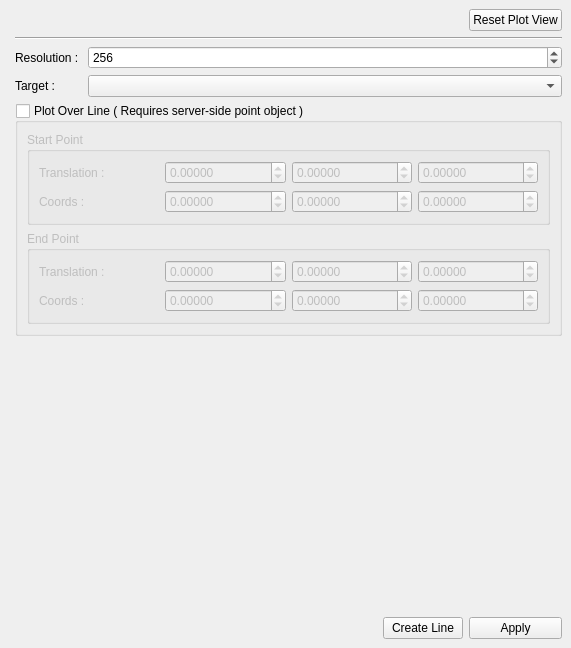
This is Client/Widgets/PlotOverLineEditor.ui in CCSEPBVR/CS-IS-PBVR as Qt 5 draws it before an edit. The edited form follows.
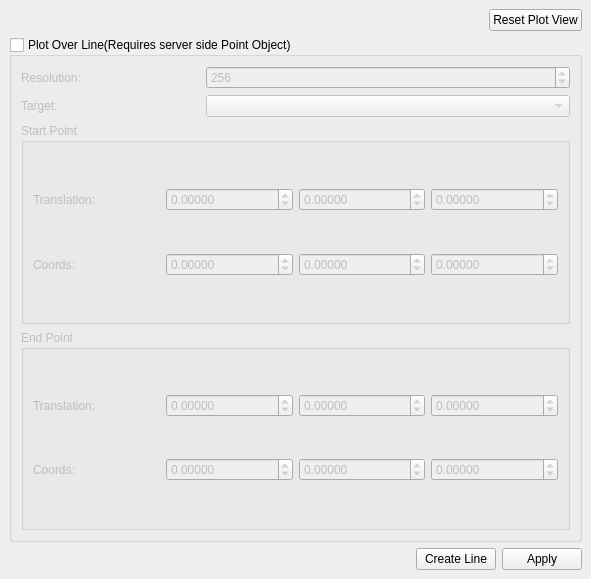
This is the edited form.

Patch:
```diff
--- a/Client/Widgets/PlotOverLineEditor.ui
+++ b/Client/Widgets/PlotOverLineEditor.ui
@@ -6,74 +6,46 @@
    <rect>
     <x>0</x>
     <y>0</y>
-    <width>571</width>
-    <height>648</height>
+    <width>591</width>
+    <height>579</height>
    </rect>
   </property>
   <property name="windowTitle">
    <string>Plot Over Line Editor</string>
   </property>
   <widget class="QWidget" name="dockWidgetContents">
-   <layout class="QGridLayout" name="gridLayout">
-    <item row="0" column="0" colspan="4">
+   <layout class="QGridLayout" name="gridLayout_4">
+    <item row="0" column="0">
      <layout class="QGridLayout" name="customPlotArea"/>
     </item>
-    <item row="2" column="1" colspan="3">
-     <widget class="Line" name="line">
+    <item row="1" column="0">
+     <layout class="QHBoxLayout" name="horizontalLayout_2">
+      <item>
+       <spacer name="horizontalSpacer_2">
       <property name="orientation">
        <enum>Qt::Horizontal</enum>
       </property>
-     </widget>
-    </item>
-    <item row="1" column="3">
+        <property name="sizeHint" stdset="0">
+         <size>
+          <width>40</width>
+          <height>20</height>
+         </size>
+        </property>
+       </spacer>
+      </item>
+      <item>
      <widget class="QPushButton" name="resetPlotViewPushButton">
       <property name="text">
        <string>Reset Plot View</string>
       </property>
      </widget>
     </item>
-    <item row="3" column="1" colspan="3">
-     <layout class="QFormLayout" name="formLayout">
-      <property name="fieldGrowthPolicy">
-       <enum>QFormLayout::AllNonFixedFieldsGrow</enum>
-      </property>
-      <property name="labelAlignment">
-       <set>Qt::AlignLeading|Qt::AlignLeft|Qt::AlignVCenter</set>
-      </property>
-      <item row="0" column="0">
-       <widget class="QLabel" name="label_5">
-        <property name="text">
-         <string>Resolution : </string>
-        </property>
-       </widget>
-      </item>
-      <item row="1" column="0">
-       <widget class="QLabel" name="label_6">
-        <property name="text">
-         <string>Target : </string>
-        </property>
-       </widget>
-      </item>
-      <item row="0" column="1">
-       <widget class="QSpinBox" name="resolutionSpinBox">
-        <property name="minimum">
-         <number>2</number>
-        </property>
-        <property name="maximum">
-         <number>4096</number>
-        </property>
-        <property name="value">
-         <number>256</number>
-        </property>
-       </widget>
-      </item>
-      <item row="1" column="1">
-       <widget class="QComboBox" name="targetComboBox"/>
-      </item>
-      <item row="2" column="0" colspan="2">
+     </layout>
+    </item>
+    <item row="2" column="0">
        <widget class="QGroupBox" name="plotOverLineGroupBox">
         <property name="title">
-         <string>Plot Over Line ( Requires server-side point object )</string>
+       <string>Plot Over Line(Requires server side Point Object)</string>
         </property>
         <property name="checkable">
          <bool>true</bool>
@@ -81,23 +53,75 @@
         <property name="checked">
          <bool>false</bool>
         </property>
-        <layout class="QGridLayout" name="gridLayout_5">
+      <layout class="QGridLayout" name="gridLayout">
+       <item row="2" column="0">
+        <widget class="QLabel" name="targetLabel">
+         <property name="text">
+          <string>Target:</string>
+         </property>
+        </widget>
+       </item>
+       <item row="2" column="1" colspan="2">
+        <widget class="QComboBox" name="targetComboBox"/>
+       </item>
+       <item row="1" column="1" colspan="2">
+        <widget class="QSpinBox" name="resolutionSpinBox">
+         <property name="sizePolicy">
+          <sizepolicy hsizetype="Preferred" vsizetype="Fixed">
+           <horstretch>0</horstretch>
+           <verstretch>0</verstretch>
+          </sizepolicy>
+         </property>
+         <property name="minimum">
+          <number>2</number>
+         </property>
+         <property name="maximum">
+          <number>4096</number>
+         </property>
+         <property name="value">
+          <number>256</number>
+         </property>
+        </widget>
+       </item>
          <item row="1" column="0">
-          <widget class="QGroupBox" name="endPointGroupBox">
+        <widget class="QLabel" name="resolutionLabel">
+         <property name="text">
+          <string>Resolution:</string>
+         </property>
+        </widget>
+       </item>
+       <item row="4" column="0" colspan="3">
+        <widget class="QGroupBox" name="groupBox_3">
            <property name="title">
             <string>End Point</string>
            </property>
            <layout class="QGridLayout" name="gridLayout_3">
-            <item row="0" column="2">
-             <widget class="QDoubleSpinBox" name="endTranslationYDoubleSpinBox">
+          <item row="1" column="3">
+           <widget class="QDoubleSpinBox" name="endCoordsZDoubleSpinBox">
               <property name="decimals">
                <number>5</number>
               </property>
               <property name="minimum">
-               <double>-30000.000000000000000</double>
+             <double>-1000000.000000000000000</double>
               </property>
               <property name="maximum">
-               <double>30000.000000000000000</double>
+             <double>1000000.000000000000000</double>
+            </property>
+            <property name="singleStep">
+             <double>0.010000000000000</double>
+            </property>
+           </widget>
+          </item>
+          <item row="1" column="2">
+           <widget class="QDoubleSpinBox" name="endCoordsYDoubleSpinBox">
+            <property name="decimals">
+             <number>5</number>
+            </property>
+            <property name="minimum">
+             <double>-1000000.000000000000000</double>
+            </property>
+            <property name="maximum">
+             <double>1000000.000000000000000</double>
               </property>
               <property name="singleStep">
                <double>0.010000000000000</double>
@@ -105,16 +129,32 @@
              </widget>
             </item>
             <item row="1" column="0">
-             <widget class="QLabel" name="label_3">
+           <widget class="QLabel" name="endPointCoordsLabel">
               <property name="text">
-               <string>Coords : </string>
+             <string>Coords:</string>
               </property>
              </widget>
             </item>
             <item row="0" column="0">
-             <widget class="QLabel" name="label_4">
+           <widget class="QLabel" name="endPointTranslationLabel">
               <property name="text">
-               <string>Translation : </string>
+             <string>Translation:</string>
+            </property>
+           </widget>
+          </item>
+          <item row="1" column="1">
+           <widget class="QDoubleSpinBox" name="endCoordsXDoubleSpinBox">
+            <property name="decimals">
+             <number>5</number>
+            </property>
+            <property name="minimum">
+             <double>-1000000.000000000000000</double>
+            </property>
+            <property name="maximum">
+             <double>1000000.000000000000000</double>
+            </property>
+            <property name="singleStep">
+             <double>0.010000000000000</double>
               </property>
              </widget>
             </item>
@@ -134,6 +174,22 @@
               </property>
              </widget>
             </item>
+          <item row="0" column="2">
+           <widget class="QDoubleSpinBox" name="endTranslationYDoubleSpinBox">
+            <property name="decimals">
+             <number>5</number>
+            </property>
+            <property name="minimum">
+             <double>-30000.000000000000000</double>
+            </property>
+            <property name="maximum">
+             <double>30000.000000000000000</double>
+            </property>
+            <property name="singleStep">
+             <double>0.010000000000000</double>
+            </property>
+           </widget>
+          </item>
             <item row="0" column="3">
              <widget class="QDoubleSpinBox" name="endTranslationZDoubleSpinBox">
               <property name="decimals">
@@ -150,74 +206,74 @@
               </property>
              </widget>
             </item>
-            <item row="1" column="1">
-             <widget class="QDoubleSpinBox" name="endCoordXDoubleSpinBox">
-              <property name="decimals">
-               <number>5</number>
-              </property>
-              <property name="minimum">
-               <double>-1000000.000000000000000</double>
-              </property>
-              <property name="maximum">
-               <double>1000000.000000000000000</double>
-              </property>
-              <property name="singleStep">
-               <double>0.010000000000000</double>
-              </property>
-             </widget>
-            </item>
-            <item row="1" column="2">
-             <widget class="QDoubleSpinBox" name="endCoordYDoubleSpinBox">
-              <property name="decimals">
-               <number>5</number>
-              </property>
-              <property name="minimum">
-               <double>-1000000.000000000000000</double>
-              </property>
-              <property name="maximum">
-               <double>1000000.000000000000000</double>
-              </property>
-              <property name="singleStep">
-               <double>0.010000000000000</double>
-              </property>
-             </widget>
-            </item>
-            <item row="1" column="3">
-             <widget class="QDoubleSpinBox" name="endCoordZDoubleSpinBox">
-              <property name="decimals">
-               <number>5</number>
-              </property>
-              <property name="minimum">
-               <double>-1000000.000000000000000</double>
-              </property>
-              <property name="maximum">
-               <double>1000000.000000000000000</double>
-              </property>
-              <property name="singleStep">
-               <double>0.010000000000000</double>
-              </property>
-             </widget>
-            </item>
            </layout>
           </widget>
          </item>
-         <item row="0" column="0">
-          <widget class="QGroupBox" name="startPointGroupBox">
+       <item row="3" column="0" colspan="3">
+        <widget class="QGroupBox" name="groupBox_2">
            <property name="title">
             <string>Start Point</string>
            </property>
-           <layout class="QGridLayout" name="gridLayout_4">
-            <item row="0" column="0">
-             <widget class="QLabel" name="label">
-              <property name="text">
-               <string>Translation : </string>
+         <layout class="QGridLayout" name="gridLayout_2">
+          <item row="1" column="3">
+           <widget class="QDoubleSpinBox" name="startCoordsZDoubleSpinBox">
+            <property name="decimals">
+             <number>5</number>
+            </property>
+            <property name="minimum">
+             <double>-1000000.000000000000000</double>
+            </property>
+            <property name="maximum">
+             <double>1000000.000000000000000</double>
+            </property>
+            <property name="singleStep">
+             <double>0.010000000000000</double>
+            </property>
+           </widget>
+          </item>
+          <item row="1" column="2">
+           <widget class="QDoubleSpinBox" name="startCoordsYDoubleSpinBox">
+            <property name="decimals">
+             <number>5</number>
+            </property>
+            <property name="minimum">
+             <double>-1000000.000000000000000</double>
+            </property>
+            <property name="maximum">
+             <double>1000000.000000000000000</double>
+            </property>
+            <property name="singleStep">
+             <double>0.010000000000000</double>
               </property>
              </widget>
             </item>
             <item row="1" column="0">
-             <widget class="QLabel" name="label_2">
+           <widget class="QLabel" name="startPointCoordsLabel">
               <property name="text">
-               <string>Coords : </string>
+             <string>Coords:</string>
+            </property>
+           </widget>
+          </item>
+          <item row="0" column="0">
+           <widget class="QLabel" name="startPointTranslationLabel">
+            <property name="text">
+             <string>Translation:</string>
+            </property>
+           </widget>
+          </item>
+          <item row="1" column="1">
+           <widget class="QDoubleSpinBox" name="startCoordsXDoubleSpinBox">
+            <property name="decimals">
+             <number>5</number>
+            </property>
+            <property name="minimum">
+             <double>-1000000.000000000000000</double>
+            </property>
+            <property name="maximum">
+             <double>1000000.000000000000000</double>
+            </property>
+            <property name="singleStep">
+             <double>0.010000000000000</double>
               </property>
              </widget>
             </item>
@@ -237,22 +293,6 @@
               </property>
              </widget>
             </item>
-            <item row="1" column="1">
-             <widget class="QDoubleSpinBox" name="startCoordXDoubleSpinBox">
-              <property name="decimals">
-               <number>5</number>
-              </property>
-              <property name="minimum">
-               <double>-1000000.000000000000000</double>
-              </property>
-              <property name="maximum">
-               <double>1000000.000000000000000</double>
-              </property>
-              <property name="singleStep">
-               <double>0.010000000000000</double>
-              </property>
-             </widget>
-            </item>
             <item row="0" column="2">
              <widget class="QDoubleSpinBox" name="startTranslationYDoubleSpinBox">
               <property name="decimals">
@@ -285,55 +325,16 @@
               </property>
              </widget>
             </item>
-            <item row="1" column="2">
-             <widget class="QDoubleSpinBox" name="startCoordYDoubleSpinBox">
-              <property name="decimals">
-               <number>5</number>
-              </property>
-              <property name="minimum">
-               <double>-1000000.000000000000000</double>
-              </property>
-              <property name="maximum">
-               <double>1000000.000000000000000</double>
-              </property>
-              <property name="singleStep">
-               <double>0.010000000000000</double>
-              </property>
-             </widget>
-            </item>
-            <item row="1" column="3">
-             <widget class="QDoubleSpinBox" name="startCoordZDoubleSpinBox">
-              <property name="decimals">
-               <number>5</number>
-              </property>
-              <property name="minimum">
-               <double>-1000000.000000000000000</double>
-              </property>
-              <property name="maximum">
-               <double>1000000.000000000000000</double>
-              </property>
-              <property name="singleStep">
-               <double>0.010000000000000</double>
-              </property>
-             </widget>
-            </item>
            </layout>
           </widget>
          </item>
         </layout>
        </widget>
       </item>
-     </layout>
-    </item>
-    <item row="4" column="3">
-     <widget class="QPushButton" name="applyPushButton">
-      <property name="text">
-       <string>Apply</string>
-      </property>
-     </widget>
-    </item>
-    <item row="4" column="1">
-     <spacer name="horizontalSpacer_2">
+    <item row="3" column="0">
+     <layout class="QHBoxLayout" name="horizontalLayout">
+      <item>
+       <spacer name="horizontalSpacer">
       <property name="orientation">
        <enum>Qt::Horizontal</enum>
       </property>
@@ -345,25 +346,21 @@
       </property>
      </spacer>
     </item>
-    <item row="4" column="2">
+      <item>
      <widget class="QPushButton" name="createLinePushButton">
       <property name="text">
        <string>Create Line</string>
       </property>
      </widget>
     </item>
-    <item row="1" column="0" rowspan="2" colspan="3">
-     <spacer name="horizontalSpacer">
-      <property name="orientation">
-       <enum>Qt::Horizontal</enum>
-      </property>
-      <property name="sizeHint" stdset="0">
-       <size>
-        <width>472</width>
-        <height>20</height>
-       </size>
-      </property>
-     </spacer>
+      <item>
+       <widget class="QPushButton" name="applyPushButton">
+        <property name="text">
+         <string>Apply</string>
+        </property>
+       </widget>
+      </item>
+     </layout>
     </item>
    </layout>
   </widget>
```
Lines whose indentation alone changed are shown as unchanged.
